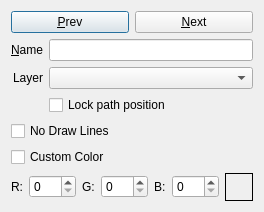
The window that qtfred/ui/WaypointEditorDialog.ui (MjnMixael/fs2open.github.com) describes before a commit, drawn with Qt 5.
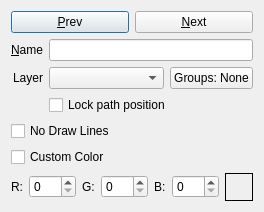
The same window after the commit.

Commit message: QtFRED: selection groups for every object, and a Select menu

What changed in the file:
```diff
--- a/qtfred/ui/WaypointEditorDialog.ui
+++ b/qtfred/ui/WaypointEditorDialog.ui
@@ -66,6 +66,8 @@
         </widget>
        </item>
        <item row="2" column="1">
+        <layout class="QHBoxLayout" name="layerGroupsLayout" stretch="1,0">
+         <item>
         <widget class="QComboBox" name="layerCombo">
          <property name="sizePolicy">
           <sizepolicy hsizetype="Expanding" vsizetype="Fixed">
@@ -74,6 +76,18 @@
           </sizepolicy>
          </property>
         </widget>
+         </item>
+         <item>
+          <widget class="QPushButton" name="groupsButton">
+           <property name="toolTip">
+            <string>The selection groups this is in (Select menu, Ctrl+1 to Ctrl+9 to select a group). Click to change them.</string>
+           </property>
+           <property name="text">
+            <string>Groups: None</string>
+           </property>
+          </widget>
+         </item>
+        </layout>
        </item>
        <item row="3" column="1">
         <widget class="QCheckBox" name="transformLockCheck">
```
Lines whose indentation alone changed are shown as unchanged. The commit also changes 52 other files.
